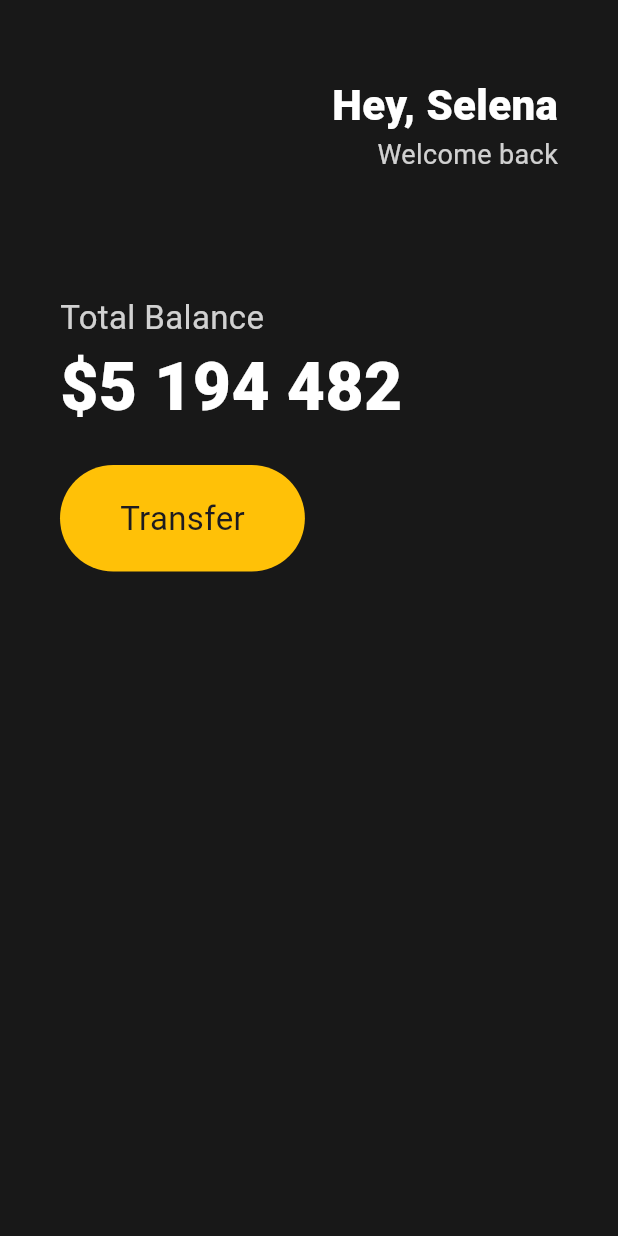
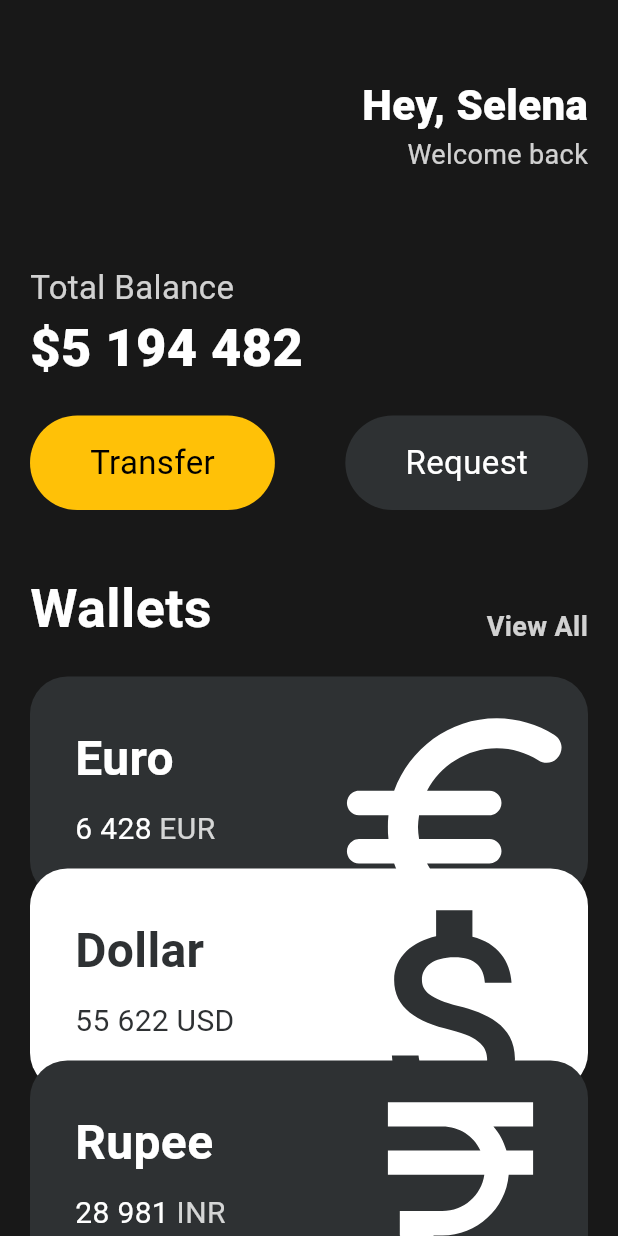
Before and after one commit to Ppjh1212/Toonflix, a Flutter app: the screen it shows after launch, on a phone screen of 412 x 824 dp. Run offline on Flutter 3.47's test engine with Material 3 defaults, Android fonts, the phone set to English and light mode, and no system bars.

Commit message:
UI challenge completed

```diff
--- a/lib/main.dart
+++ b/lib/main.dart
@@ -1,60 +1,12 @@
 import 'package:flutter/material.dart';
+import 'package:flutter/widgets.dart';
+import 'package:toonflix/widgets/Button.dart';
+import 'package:toonflix/widgets/card.dart';
 
 void main() {
   runApp(const App());
 }
 
-class YelloButton extends StatelessWidget{
-  String yelloText = "Transfer";
-  String blackText = "Request";
-
-  @override
-  Widget build(BuildContext context){
-    return Container(
-                    decoration: BoxDecoration(
-                      color: Colors.amber,
-                      borderRadius: BorderRadius.circular(45),
-                    ),
-                    child: const Padding(
-                      padding: EdgeInsets.symmetric(
-                        horizontal: 40,
-                        vertical: 20,
-                      ),
-                      child: Text(
-                        'Transfer',
-                        style: TextStyle(
-                          fontSize: 22,
-                        ),
-                      ),
-                    ),
-                  );
-  }
-}
-
-class BlackButton extends StatelessWidget{
-  @override
-  Widget build(BuildContext context){
-    return Container(
-                    decoration: BoxDecoration(
-                      color: Colors.amber,
-                      borderRadius: BorderRadius.circular(45),
-                    ),
-                    child: const Padding(
-                      padding: EdgeInsets.symmetric(
-                        horizontal: 40,
-                        vertical: 20,
-                      ),
-                      child: Text(
-                        'Transfer',
-                        style: TextStyle(
-                          fontSize: 22,
-                        ),
-                      ),
-                    ),
-                  );
-  }
-
-}
 // 코드 왼쪽 전구 클릭시 추가 작업
 class App extends StatelessWidget {
   const App({super.key});
@@ -64,16 +16,19 @@
     return MaterialApp(
       home: Scaffold(
         backgroundColor: const Color(0xFF181818),
-        body: Padding(
+        body: SingleChildScrollView(
+          child: Padding(
             padding: const EdgeInsets.symmetric(
-            horizontal: 40, // 수평 / 수직
+              horizontal: 20, // 수평
             ),
+
             child: Column(
               crossAxisAlignment: CrossAxisAlignment.start,
               children: [
                 const SizedBox(
                   height: 50,
                 ),
+
                 Row(
                   mainAxisAlignment: MainAxisAlignment.end,
                   children: [
@@ -88,6 +43,7 @@
                             fontWeight: FontWeight.w800,
                           ),
                         ),
+
                         Text(
                           'Welcome back',
                           style: TextStyle(
@@ -99,9 +55,11 @@
                     )
                   ],
                 ),
+
                 const SizedBox(
-                height: 80,
+                  height: 60,
                 ),
+
                 Text(
                   'Total Balance',
                   style: TextStyle(
@@ -109,24 +67,103 @@
                     color: Colors.white.withOpacity(0.8),
                   ),
                 ),
+
                 const Text(
                   '\$5 194 482',
                   style: TextStyle(
-                  fontSize: 44,
+                    fontSize: 35,
                     fontWeight: FontWeight.w900,
-
                     color: Colors.white,
                   ),
                 ),
+
                 const SizedBox(
                   height: 20,
                 ),
-              Row(
+
+                const Row(
+                  // Button
+                  mainAxisAlignment: MainAxisAlignment.spaceBetween,
                   children: [
-                  YelloButton(),
-                ],
+                    Button(
+                      text: "Transfer",
+                      bgColor: Colors.amber,
+                      textColor: Colors.black,
+                    ),
+
+                    Button(
+                      text: "Request",
+                      bgColor: Color.fromARGB(255, 46, 49, 51),
+                      textColor: Colors.white,
                     )
                   ],
+                ),
+
+                const SizedBox(
+                  height: 40,
+                ),
+
+                Row(
+                  // Wallets
+                  crossAxisAlignment: CrossAxisAlignment.end,
+                  mainAxisAlignment: MainAxisAlignment.spaceBetween,
+                  children: [
+                    const Text(
+                      "Wallets",
+                      style: TextStyle(
+                        color: Colors.white,
+                        fontSize: 36,
+                        fontWeight: FontWeight.w600,
+                      ),
+                    ),
+
+                    Text(
+                      "View All",
+                      style: TextStyle(
+                        color: Colors.white.withOpacity(0.8),
+                        fontSize: 18,
+                        fontWeight: FontWeight.w600,
+                      ),
+                    ),
+                  ],
+                ),
+
+                const SizedBox(
+                  height: 20,
+                ),
+
+                const CurrencyCard(
+                  name: "Euro",
+                  code: "EUR",
+                  amount: "6 428",
+                  icon: Icons.euro_rounded,
+                  isInverted: false,
+                ),
+
+                Transform.translate(
+                  offset: Offset(0, -20),
+                  child: const CurrencyCard(
+                    name: "Dollar",
+                    code: "USD",
+                    amount: "55 622",
+                    icon: Icons.attach_money_outlined,
+                    isInverted: true,
+                  ),
+                ),
+
+                Transform.translate(
+                  offset: Offset(0, -40),
+                  child: const CurrencyCard(
+                    name: "Rupee",
+                    code: "INR",
+                    amount: "28 981",
+                    icon: Icons.currency_rupee_outlined,
+                    isInverted: false,
+                  ),
+                ),
+
+              ],
+            ),
           ),
         ),
       ),
--- /dev/null
+++ b/lib/widgets/button.dart
@@ -0,0 +1,39 @@
+import 'package:flutter/material.dart';
+
+class Button extends StatelessWidget {
+  final String text;
+  final Color bgColor;
+  final Color textColor;
+
+  const Button({
+    super.key,
+    required this.text,
+    required this.bgColor,
+    required this.textColor,
+  });
+
+  @override
+  Widget build(BuildContext context) {
+    return Container(
+      decoration: BoxDecoration(
+        color: bgColor,
+        borderRadius: BorderRadius.circular(45),
+      ),
+
+      child: Padding(
+        padding: const EdgeInsets.symmetric(
+          horizontal: 40, //수평
+          vertical: 16, // 수직
+        ),
+
+        child: Text(
+          text,
+          style: TextStyle(
+            color: textColor,
+            fontSize: 22,
+          ),
+        ),
+      ),
+    );
+  }
+}
--- /dev/null
+++ b/lib/widgets/card.dart
@@ -0,0 +1,90 @@
+import 'package:flutter/material.dart';
+
+class CurrencyCard extends StatelessWidget {
+  final String name, code, amount;
+  final IconData icon;
+  final bool isInverted;
+  final _blackColor = const Color.fromARGB(255, 46, 49, 51);
+
+  const CurrencyCard({
+    super.key,
+    required this.name,
+    required this.code,
+    required this.amount,
+    required this.icon,
+    required this.isInverted,
+  });
+
+  @override
+  Widget build(BuildContext context) {
+    return Container(
+      clipBehavior: Clip.hardEdge, //overflow된 부분 짜르기
+
+      decoration: BoxDecoration(
+        color: isInverted ? Colors.white : _blackColor,
+        borderRadius: BorderRadius.circular(25),
+      ),
+
+      child: Padding(
+        padding: const EdgeInsets.all(30),
+        child: Row(
+          mainAxisAlignment: MainAxisAlignment.spaceBetween,
+          children: [
+            Column(
+              crossAxisAlignment: CrossAxisAlignment.start,
+              children: [
+                Text(
+                  name,
+                  style: TextStyle(
+                    color: isInverted ? _blackColor : Colors.white,
+                    fontSize: 32,
+                    fontWeight: FontWeight.w600,
+                  ),
+                ),
+
+                const SizedBox(
+                  height: 10,
+                ),
+
+                Row(
+                  children: [
+                    Text(
+                      amount,
+                      style: TextStyle(
+                        color: isInverted ? _blackColor : Colors.white,
+                        fontSize: 20,
+                      ),
+                    ),
+
+                    const SizedBox(
+                      width: 5,
+                    ),
+
+                    Text(
+                      code,
+                      style: TextStyle(
+                        color: isInverted ? _blackColor : Colors.white.withOpacity(0.8),
+                        fontSize: 20,
+                      ),
+                    ),
+                  ],
+                ),
+              ],
+            ),
+            Transform.scale(
+              scale: 2.2,
+              child: Transform.translate(
+                offset: const Offset(-5, 12),
+                child: Icon(
+                  icon,
+                  color: isInverted ? _blackColor : Colors.white,
+                  size: 88,
+                ),
+              ),
+            )
+          ],
+        ),
+      ),
+    );
+  }
+}
```
Lines whose indentation alone changed are shown as unchanged.
